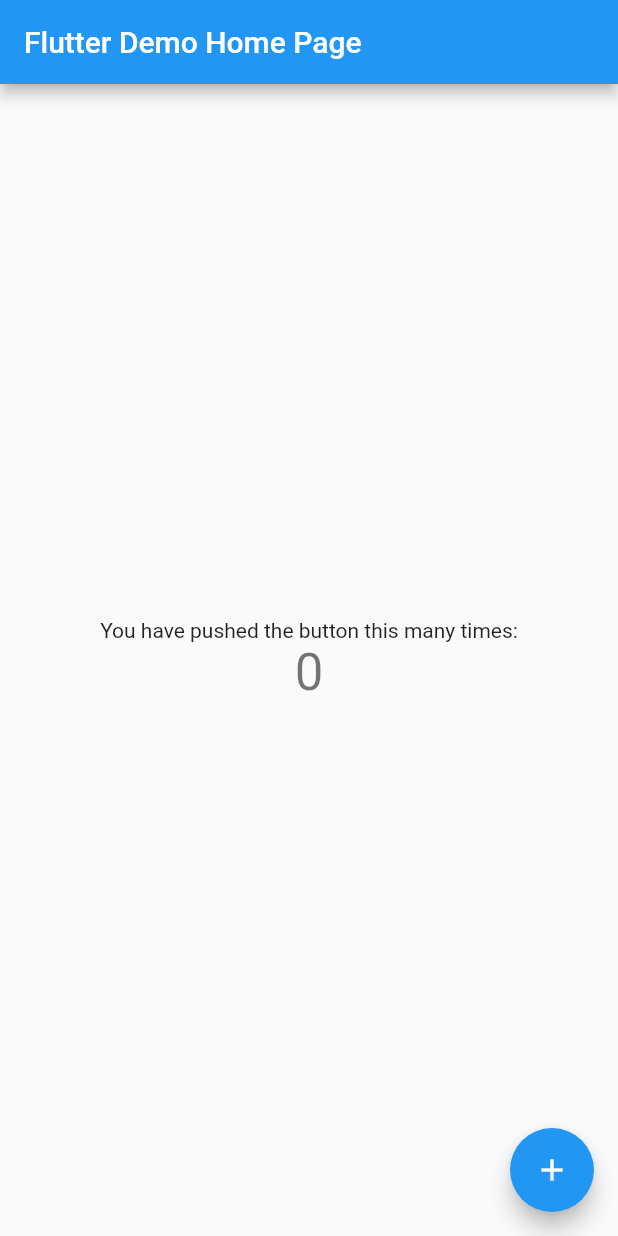
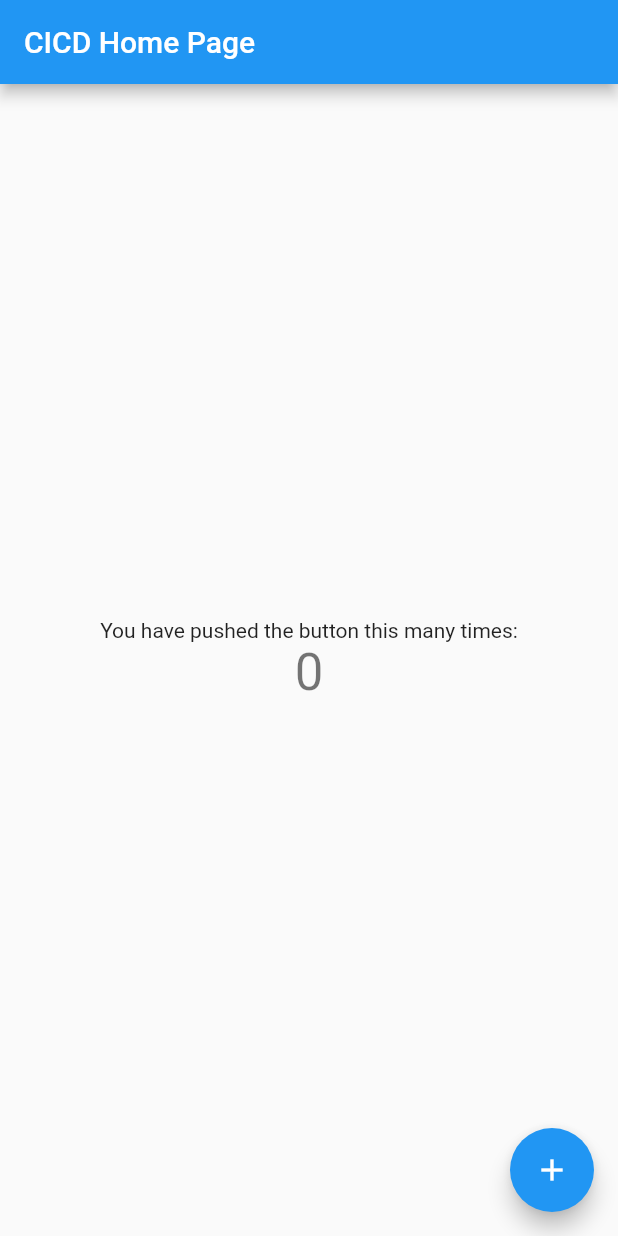
Before and after one commit to Ahmad-Ayman/CI-CD-CodeMagic, a Flutter app: the screen it shows after launch, on a phone screen of 412 x 824 dp. Run offline on Flutter 3.47's test engine with Material 2 defaults, Android fonts, the phone set to English and light mode, and no system bars.

Commit message:
first committttt

```diff
--- a/lib/main.dart
+++ b/lib/main.dart
@@ -24,7 +24,7 @@ class MyApp extends StatelessWidget {
         // is not restarted.
         primarySwatch: Colors.blue,
       ),
-      home: const MyHomePage(title: 'Flutter Demo Home Page'),
+      home: const MyHomePage(title: 'CICD Home Page'),
     );
   }
 }
```
